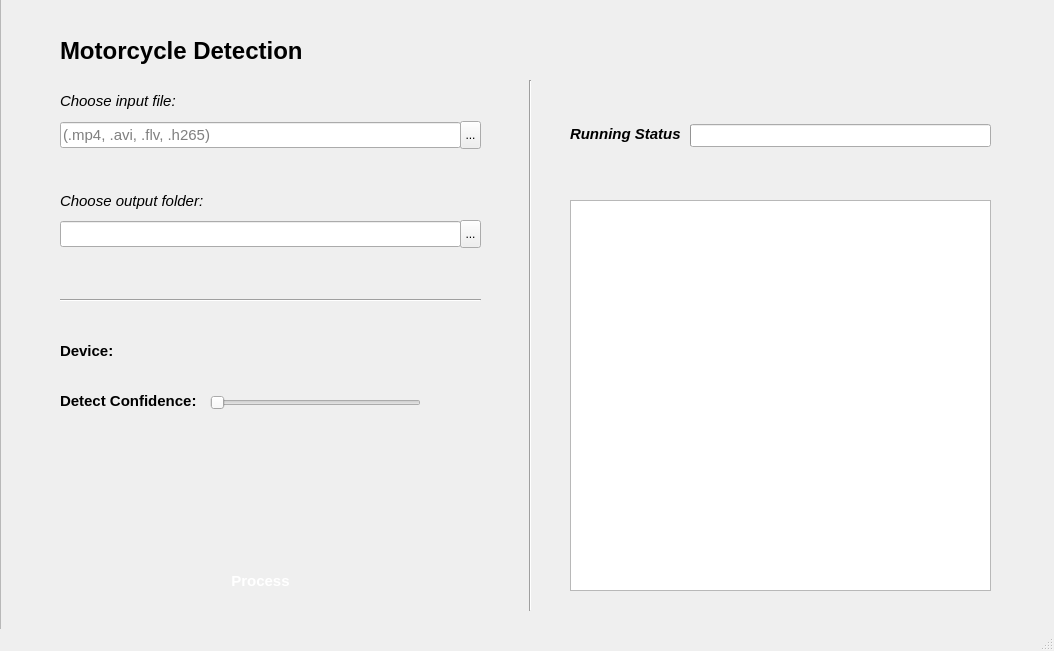
Old version of the form src/view/home_page.ui in the repository BKAI-Team-Thay-Linh/BKAI-Demo-Motorbike-PyQT.
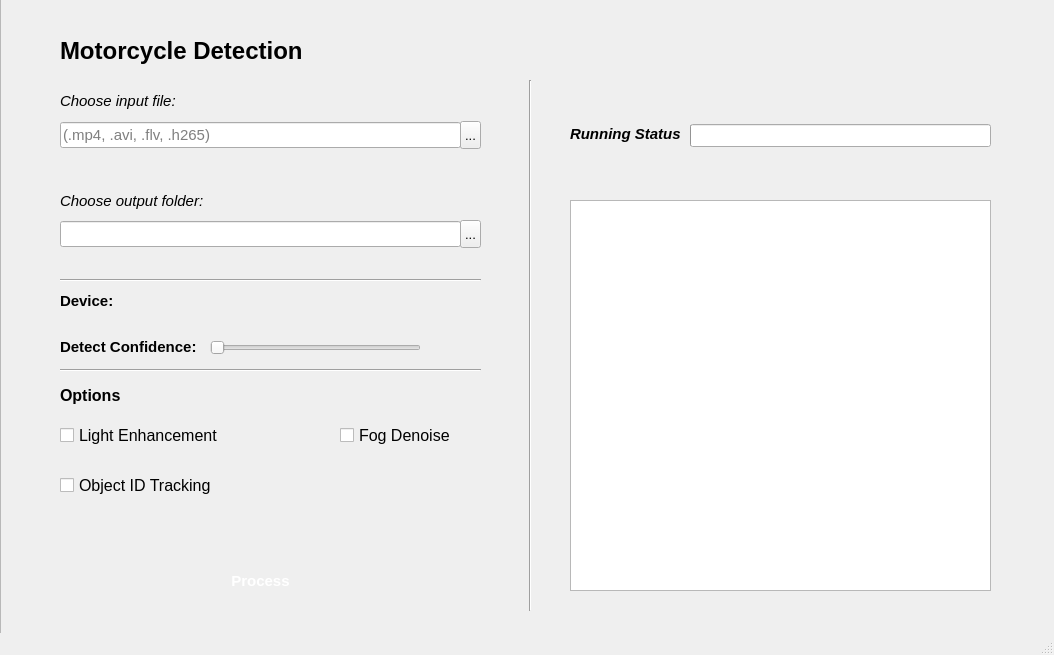
New version of the form. Icons and pictures are not drawn.

What changed in the file:
```diff
--- a/src/view/home_page.ui
+++ b/src/view/home_page.ui
@@ -7,7 +7,7 @@
     <x>0</x>
     <y>0</y>
     <width>1054</width>
-    <height>651</height>
+    <height>655</height>
    </rect>
   </property>
   <property name="windowTitle">
@@ -23,6 +23,11 @@
       <height>671</height>
      </rect>
     </property>
+    <property name="font">
+     <font>
+      <pointsize>10</pointsize>
+     </font>
+    </property>
     <property name="styleSheet">
      <string notr="true"/>
     </property>
@@ -318,7 +323,7 @@
      <property name="geometry">
       <rect>
        <x>60</x>
-       <y>300</y>
+       <y>280</y>
        <width>421</width>
        <height>20</height>
       </rect>
@@ -344,7 +349,7 @@
      <property name="geometry">
       <rect>
        <x>60</x>
-       <y>340</y>
+       <y>290</y>
        <width>421</width>
        <height>41</height>
       </rect>
@@ -364,7 +369,7 @@
      <property name="geometry">
       <rect>
        <x>210</x>
-       <y>405</y>
+       <y>350</y>
        <width>211</width>
        <height>16</height>
       </rect>
@@ -380,7 +385,7 @@
      <property name="geometry">
       <rect>
        <x>60</x>
-       <y>390</y>
+       <y>336</y>
        <width>141</width>
        <height>41</height>
       </rect>
@@ -416,6 +421,92 @@
       <string/>
      </property>
     </widget>
+    <widget class="QCheckBox" name="opt_light_enhance">
+     <property name="geometry">
+      <rect>
+       <x>60</x>
+       <y>430</y>
+       <width>161</width>
+       <height>31</height>
+      </rect>
+     </property>
+     <property name="font">
+      <font>
+       <pointsize>12</pointsize>
+      </font>
+     </property>
+     <property name="text">
+      <string>Light Enhancement</string>
+     </property>
+    </widget>
+    <widget class="QLabel" name="label_2">
+     <property name="geometry">
+      <rect>
+       <x>60</x>
+       <y>390</y>
+       <width>91</width>
+       <height>31</height>
+      </rect>
+     </property>
+     <property name="font">
+      <font>
+       <pointsize>12</pointsize>
+       <bold>true</bold>
+      </font>
+     </property>
+     <property name="text">
+      <string>Options</string>
+     </property>
+    </widget>
+    <widget class="Line" name="line_3">
+     <property name="geometry">
+      <rect>
+       <x>60</x>
+       <y>370</y>
+       <width>421</width>
+       <height>20</height>
+      </rect>
+     </property>
+     <property name="orientation">
+      <enum>Qt::Horizontal</enum>
+     </property>
+    </widget>
+    <widget class="QCheckBox" name="opt_fog_denoise">
+     <property name="geometry">
+      <rect>
+       <x>340</x>
+       <y>430</y>
+       <width>131</width>
+       <height>31</height>
+      </rect>
+     </property>
+     <property name="font">
+      <font>
+       <pointsize>12</pointsize>
+      </font>
+     </property>
+     <property name="text">
+      <string>Fog Denoise</string>
+     </property>
+    </widget>
+    <widget class="QCheckBox" name="opt_tracking">
+     <property name="geometry">
+      <rect>
+       <x>60</x>
+       <y>480</y>
+       <width>161</width>
+       <height>31</height>
+      </rect>
+     </property>
+     <property name="font">
+      <font>
+       <pointsize>12</pointsize>
+      </font>
+     </property>
+     <property name="text">
+      <string>Object ID Tracking</string>
+     </property>
+    </widget>
    </widget>
   </widget>
   <widget class="QStatusBar" name="statusbar"/>
```
Left out of the diff: 2 changed lines with no effect on the pictures.
